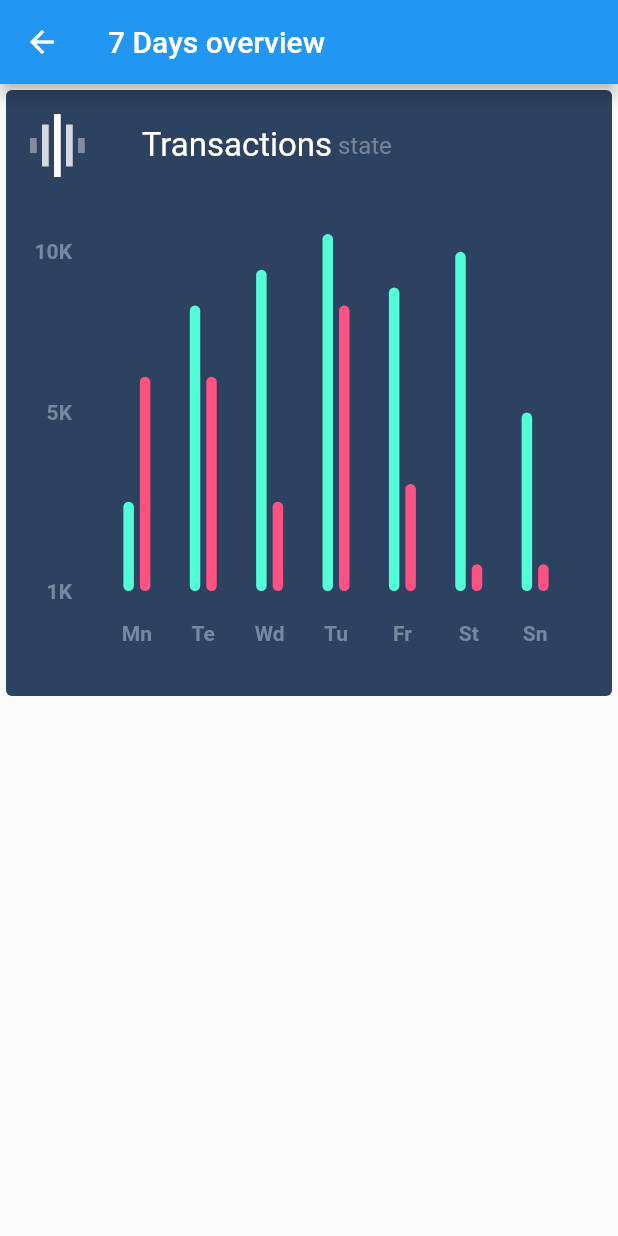
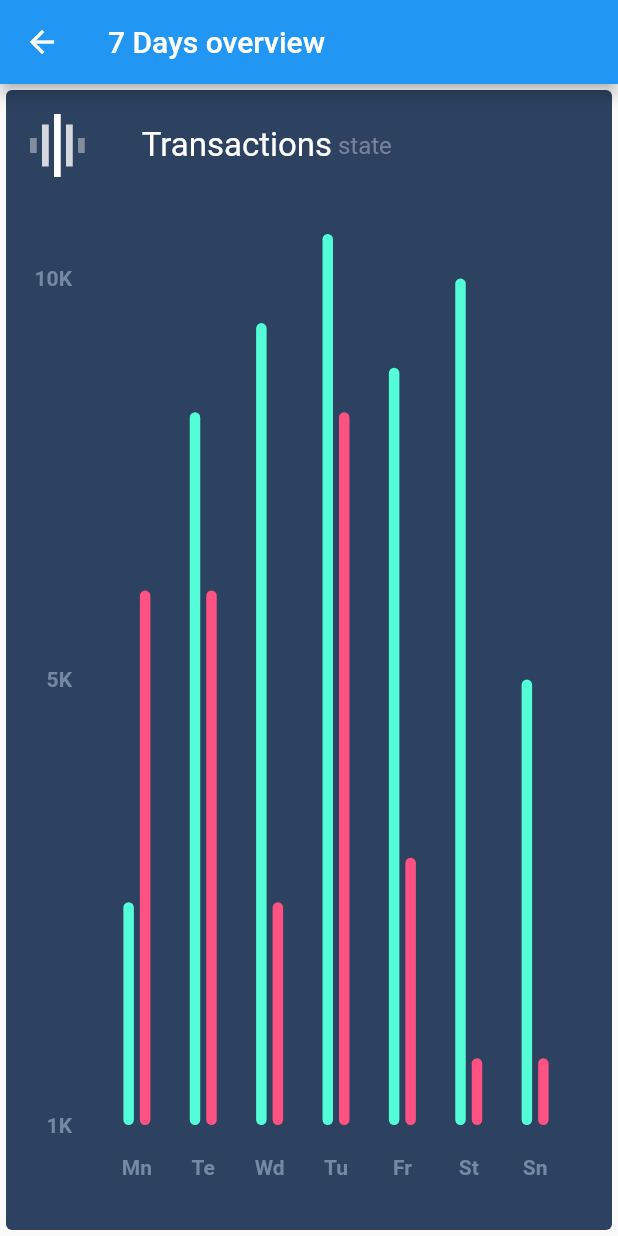
Before and after one commit to Petar81/Track-Bank-Expenses, a Flutter app: the DaysChart screen opened directly, on a phone screen of 412 x 824 dp. Run offline on Flutter 3.47's test engine with Material 2 defaults, Android fonts, the phone set to English and light mode, and no system bars; drawn by our look-alikes of fl_chart; our stand-ins replace charts_flutter, firebase_core, firebase_database; accounts and stored records are empty.

Commit message:
refactor the code so that chart takes the full height of the scaffold body

```diff
--- a/lib/screens/days_chart.dart
+++ b/lib/screens/days_chart.dart
@@ -50,11 +50,12 @@ class DaysChartState extends State<DaysChart> {
       appBar: AppBar(
         title: const Text('7 Days overview'),
       ),
-      body: AspectRatio(
-        aspectRatio: 1,
+      body: Column(children: [
+        Expanded(
           child: Card(
             elevation: 0,
-          shape: RoundedRectangleBorder(borderRadius: BorderRadius.circular(4)),
+            shape:
+                RoundedRectangleBorder(borderRadius: BorderRadius.circular(4)),
             color: const Color(0xff2c4260),
             child: Padding(
               padding: const EdgeInsets.all(16),
@@ -81,7 +82,8 @@ class DaysChartState extends State<DaysChart> {
                       ),
                       const Text(
                         'state',
-                      style: TextStyle(color: Color(0xff77839a), fontSize: 16),
+                        style:
+                            TextStyle(color: Color(0xff77839a), fontSize: 16),
                       ),
                     ],
                   ),
@@ -210,6 +212,7 @@ class DaysChartState extends State<DaysChart> {
             ),
           ),
         ),
+      ]),
     );
   }
 
```
Lines whose indentation alone changed are shown as unchanged.
